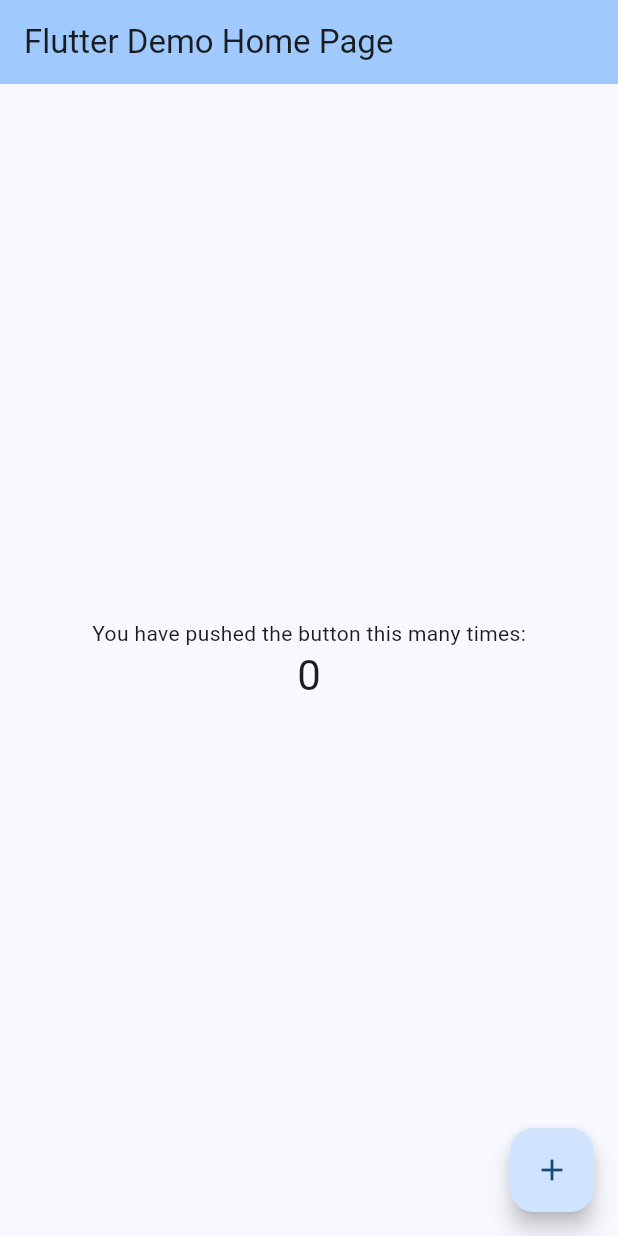
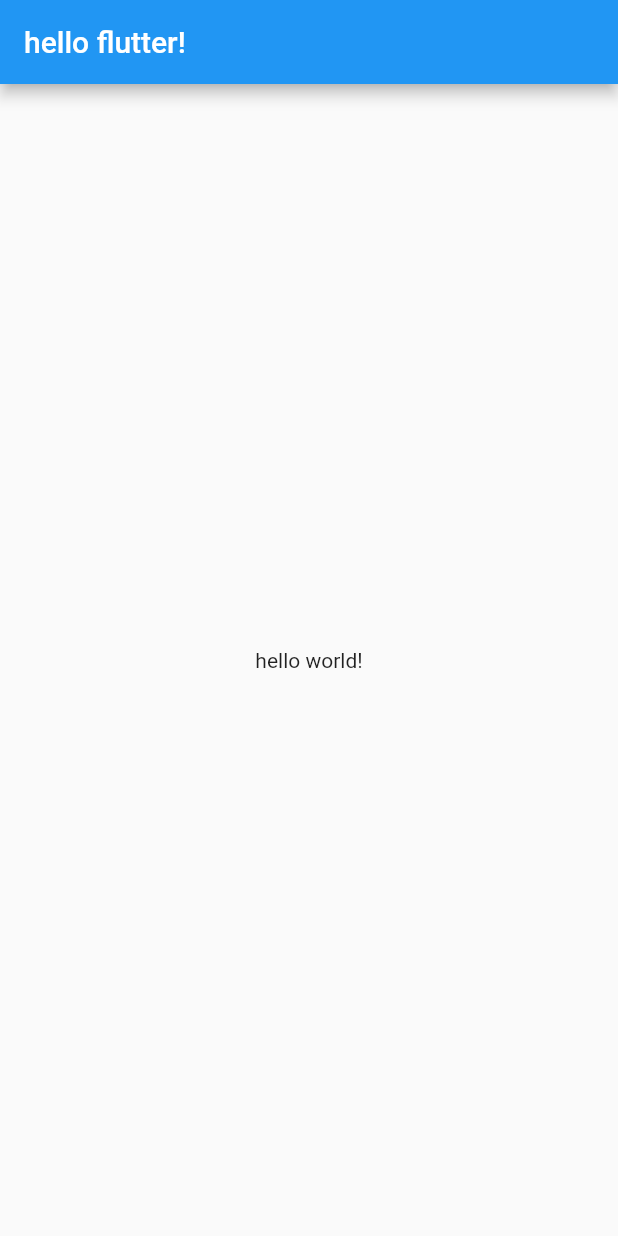
Before and after one commit to kohjp/flutter-practice, a Flutter app: the screen it shows after launch, on a phone screen of 412 x 824 dp. Run offline on Flutter 3.47's test engine with Material 2 defaults, Android fonts, the phone set to English and light mode, and no system bars.

Commit message:
Practice flutter hello world

```diff
--- a/lib/main.dart
+++ b/lib/main.dart
@@ -1,125 +1,21 @@
 import 'package:flutter/material.dart';
 
 void main() {
-  runApp(const MyApp());
+  runApp(App());
 }
 
-class MyApp extends StatelessWidget {
-  const MyApp({super.key});
-
-  // This widget is the root of your application.
+class App extends StatelessWidget {
   @override
   Widget build(BuildContext context) {
     return MaterialApp(
-      title: 'Flutter Demo',
-      theme: ThemeData(
-        // This is the theme of your application.
-        //
-        // TRY THIS: Try running your application with "flutter run". You'll see
-        // the application has a blue toolbar. Then, without quitting the app,
-        // try changing the seedColor in the colorScheme below to Colors.green
-        // and then invoke "hot reload" (save your changes or press the "hot
-        // reload" button in a Flutter-supported IDE, or press "r" if you used
-        // the command line to start the app).
-        //
-        // Notice that the counter didn't reset back to zero; the application
-        // state is not lost during the reload. To reset the state, use hot
-        // restart instead.
-        //
-        // This works for code too, not just values: Most code changes can be
-        // tested with just a hot reload.
-        colorScheme: ColorScheme.fromSeed(seedColor: Colors.blue),
-        useMaterial3: true,
+      home: Scaffold(
+        appBar: AppBar(
+          title: Text('hello flutter!'),
+        ),
+        body: Center(
+          child: Text('hello world!'),
+        ),
       ),
-      home: const MyHomePage(title: 'Flutter Demo Home Page'),
     );
   }
 }
-
-class MyHomePage extends StatefulWidget {
-  const MyHomePage({super.key, required this.title});
-
-  // This widget is the home page of your application. It is stateful, meaning
-  // that it has a State object (defined below) that contains fields that affect
-  // how it looks.
-
-  // This class is the configuration for the state. It holds the values (in this
-  // case the title) provided by the parent (in this case the App widget) and
-  // used by the build method of the State. Fields in a Widget subclass are
-  // always marked "final".
-
-  final String title;
-
-  @override
-  State<MyHomePage> createState() => _MyHomePageState();
-}
-
-class _MyHomePageState extends State<MyHomePage> {
-  int _counter = 0;
-
-  void _incrementCounter() {
-    setState(() {
-      // This call to setState tells the Flutter framework that something has
-      // changed in this State, which causes it to rerun the build method below
-      // so that the display can reflect the updated values. If we changed
-      // _counter without calling setState(), then the build method would not be
-      // called again, and so nothing would appear to happen.
-      _counter++;
-    });
-  }
-
-  @override
-  Widget build(BuildContext context) {
-    // This method is rerun every time setState is called, for instance as done
-    // by the _incrementCounter method above.
-    //
-    // The Flutter framework has been optimized to make rerunning build methods
-    // fast, so that you can just rebuild anything that needs updating rather
-    // than having to individually change instances of widgets.
-    return Scaffold(
-      appBar: AppBar(
-        // TRY THIS: Try changing the color here to a specific color (to
-        // Colors.amber, perhaps?) and trigger a hot reload to see the AppBar
-        // change color while the other colors stay the same.
-        backgroundColor: Theme.of(context).colorScheme.inversePrimary,
-        // Here we take the value from the MyHomePage object that was created by
-        // the App.build method, and use it to set our appbar title.
-        title: Text(widget.title),
-      ),
-      body: Center(
-        // Center is a layout widget. It takes a single child and positions it
-        // in the middle of the parent.
-        child: Column(
-          // Column is also a layout widget. It takes a list of children and
-          // arranges them vertically. By default, it sizes itself to fit its
-          // children horizontally, and tries to be as tall as its parent.
-          //
-          // Column has various properties to control how it sizes itself and
-          // how it positions its children. Here we use mainAxisAlignment to
-          // center the children vertically; the main axis here is the vertical
-          // axis because Columns are vertical (the cross axis would be
-          // horizontal).
-          //
-          // TRY THIS: Invoke "debug painting" (choose the "Toggle Debug Paint"
-          // action in the IDE, or press "p" in the console), to see the
-          // wireframe for each widget.
-          mainAxisAlignment: MainAxisAlignment.center,
-          children: <Widget>[
-            const Text(
-              'You have pushed the button this many times:',
-            ),
-            Text(
-              '$_counter',
-              style: Theme.of(context).textTheme.headlineMedium,
-            ),
-          ],
-        ),
-      ),
-      floatingActionButton: FloatingActionButton(
-        onPressed: _incrementCounter,
-        tooltip: 'Increment',
-        child: const Icon(Icons.add),
-      ), // This trailing comma makes auto-formatting nicer for build methods.
-    );
-  }
-}
```
